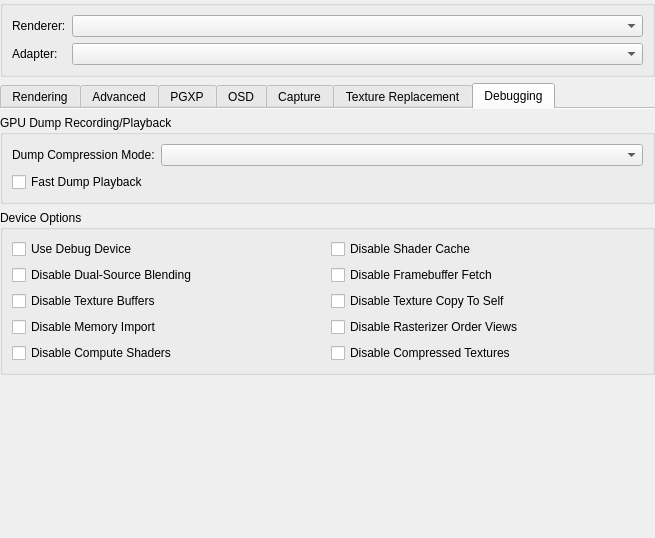
Old version of the form src/duckstation-qt/graphicssettingswidget.ui in the repository kofxi3584karlayang/duckstation.
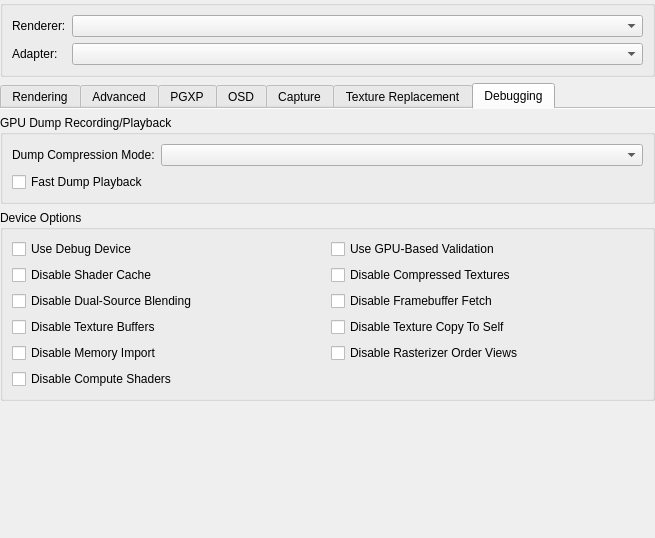
New version of the form. The open tabs and pages were chosen to show the change. Icons and pictures are not drawn.

Commit message: Settings: Add option for enabling GPU-based validation

```diff
--- a/src/duckstation-qt/graphicssettingswidget.ui
+++ b/src/duckstation-qt/graphicssettingswidget.ui
@@ -1350,76 +1350,83 @@
          <layout class="QFormLayout" name="formLayout_10">
           <item row="0" column="0" colspan="2">
            <layout class="QGridLayout" name="gridLayout_8">
-            <item row="0" column="0">
-             <widget class="QCheckBox" name="useDebugDevice">
+            <item row="5" column="0">
+             <widget class="QCheckBox" name="disableComputeShaders">
               <property name="text">
-               <string>Use Debug Device</string>
+               <string>Disable Compute Shaders</string>
               </property>
              </widget>
             </item>
             <item row="2" column="0">
-             <widget class="QCheckBox" name="disableTextureBuffers">
-              <property name="text">
-               <string>Disable Texture Buffers</string>
-              </property>
-             </widget>
-            </item>
-            <item row="1" column="0">
              <widget class="QCheckBox" name="disableDualSource">
               <property name="text">
                <string>Disable Dual-Source Blending</string>
               </property>
              </widget>
             </item>
-            <item row="0" column="1">
-             <widget class="QCheckBox" name="disableShaderCache">
+            <item row="0" column="0">
+             <widget class="QCheckBox" name="useDebugDevice">
               <property name="text">
-               <string>Disable Shader Cache</string>
+               <string>Use Debug Device</string>
               </property>
              </widget>
             </item>
-            <item row="1" column="1">
-             <widget class="QCheckBox" name="disableFramebufferFetch">
-              <property name="text">
-               <string>Disable Framebuffer Fetch</string>
-              </property>
-             </widget>
-            </item>
-            <item row="2" column="1">
-             <widget class="QCheckBox" name="disableTextureCopyToSelf">
-              <property name="text">
-               <string>Disable Texture Copy To Self</string>
-              </property>
-             </widget>
-            </item>
-            <item row="3" column="0">
+            <item row="4" column="0">
              <widget class="QCheckBox" name="disableMemoryImport">
               <property name="text">
                <string>Disable Memory Import</string>
               </property>
              </widget>
             </item>
-            <item row="3" column="1">
+            <item row="4" column="1">
              <widget class="QCheckBox" name="disableRasterOrderViews">
               <property name="text">
                <string>Disable Rasterizer Order Views</string>
               </property>
              </widget>
             </item>
-            <item row="4" column="0">
-             <widget class="QCheckBox" name="disableComputeShaders">
+            <item row="3" column="1">
+             <widget class="QCheckBox" name="disableTextureCopyToSelf">
               <property name="text">
-               <string>Disable Compute Shaders</string>
+               <string>Disable Texture Copy To Self</string>
               </property>
              </widget>
             </item>
-            <item row="4" column="1">
+            <item row="3" column="0">
+             <widget class="QCheckBox" name="disableTextureBuffers">
+              <property name="text">
+               <string>Disable Texture Buffers</string>
+              </property>
+             </widget>
+            </item>
+            <item row="2" column="1">
+             <widget class="QCheckBox" name="disableFramebufferFetch">
+              <property name="text">
+               <string>Disable Framebuffer Fetch</string>
+              </property>
+             </widget>
+            </item>
+            <item row="1" column="1">
              <widget class="QCheckBox" name="disableCompressedTextures">
               <property name="text">
                <string>Disable Compressed Textures</string>
               </property>
              </widget>
             </item>
+            <item row="1" column="0">
+             <widget class="QCheckBox" name="disableShaderCache">
+              <property name="text">
+               <string>Disable Shader Cache</string>
+              </property>
+             </widget>
+            </item>
+            <item row="0" column="1">
+             <widget class="QCheckBox" name="useGPUBasedValidation">
+              <property name="text">
+               <string>Use GPU-Based Validation</string>
+              </property>
+             </widget>
+            </item>
            </layout>
           </item>
          </layout>
```
The commit also changes 8 other files.
